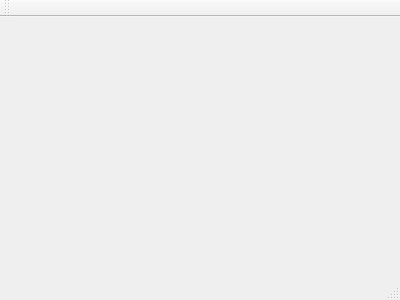
overlord68440/rpm, file clientrpm/mainwindow.ui: the form before one commit.
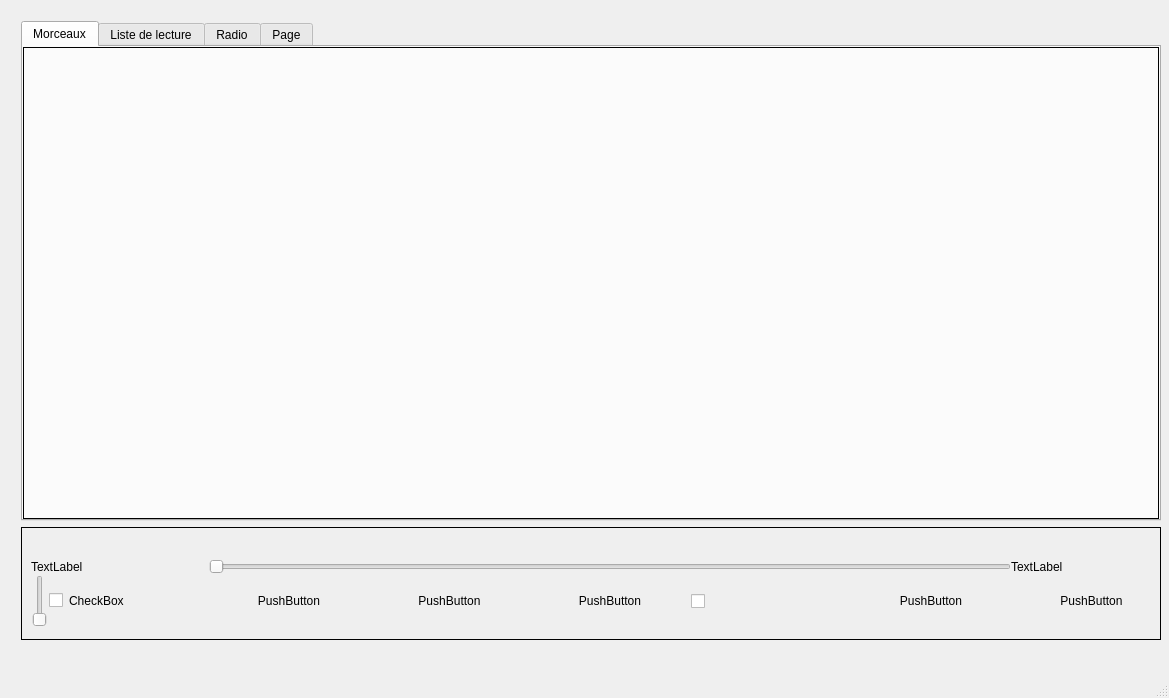
The form after the commit.

Commit message: premiere esquisse UI

Diff of the .ui file:
```diff
--- a/clientrpm/mainwindow.ui
+++ b/clientrpm/mainwindow.ui
@@ -1,24 +1,216 @@
 <ui version="4.0">
  <class>MainWindow</class>
- <widget class="QMainWindow" name="MainWindow" >
-  <property name="geometry" >
+ <widget class="QMainWindow" name="MainWindow">
+  <property name="geometry">
    <rect>
     <x>0</x>
     <y>0</y>
-    <width>400</width>
-    <height>300</height>
+    <width>1169</width>
+    <height>698</height>
    </rect>
   </property>
   <property name="windowTitle" >
    <string>MainWindow</string>
   </property>
-  <widget class="QMenuBar" name="menuBar" />
-  <widget class="QToolBar" name="mainToolBar" />
-  <widget class="QWidget" name="centralWidget" />
-  <widget class="QStatusBar" name="statusBar" />
+  <widget class="QWidget" name="centralWidget">
+   <widget class="QWidget" name="gridLayoutWidget_4">
+    <property name="geometry">
+     <rect>
+      <x>10</x>
+      <y>10</y>
+      <width>1151</width>
+      <height>641</height>
+     </rect>
+    </property>
+    <layout class="QGridLayout" name="gridLayoutMain">
+     <property name="rightMargin">
+      <number>0</number>
+     </property>
+     <property name="spacing">
+      <number>6</number>
+     </property>
+     <item row="2" column="0">
+      <widget class="QGroupBox" name="groupBox">
+       <property name="maximumSize">
+        <size>
+         <width>16777215</width>
+         <height>150</height>
+        </size>
+       </property>
+       <property name="styleSheet">
+        <string notr="true">border-style : solid  ;
+border-width : 1px; </string>
+       </property>
+       <property name="title">
+        <string/>
+       </property>
+       <widget class="QWidget" name="gridLayoutWidget_3">
+        <property name="geometry">
+         <rect>
+          <x>0</x>
+          <y>20</y>
+          <width>1161</width>
+          <height>91</height>
+         </rect>
+        </property>
+        <layout class="QGridLayout" name="gridLayout_3">
+         <property name="leftMargin">
+          <number>10</number>
+         </property>
+         <property name="rightMargin">
+          <number>10</number>
+         </property>
+         <property name="spacing">
+          <number>0</number>
+         </property>
+         <item row="1" column="0">
+          <widget class="QSlider" name="verticalSlider">
+           <property name="orientation">
+            <enum>Qt::Vertical</enum>
+           </property>
+          </widget>
+         </item>
+         <item row="1" column="4">
+          <widget class="QPushButton" name="pushButton_5">
+           <property name="text">
+            <string>PushButton</string>
+           </property>
+          </widget>
+         </item>
+         <item row="1" column="7">
+          <widget class="QPushButton" name="pushButton_4">
+           <property name="text">
+            <string>PushButton</string>
+           </property>
+          </widget>
+         </item>
+         <item row="1" column="2">
+          <widget class="QPushButton" name="pushButton_2">
+           <property name="text">
+            <string>PushButton</string>
+           </property>
+          </widget>
+         </item>
+         <item row="1" column="1">
+          <widget class="QCheckBox" name="checkBox_2">
+           <property name="text">
+            <string>CheckBox</string>
+           </property>
+          </widget>
+         </item>
+         <item row="1" column="6">
+          <widget class="QPushButton" name="pushButton_3">
+           <property name="text">
+            <string>PushButton</string>
+           </property>
+          </widget>
+         </item>
+         <item row="1" column="5">
+          <widget class="QCheckBox" name="checkBox">
+           <property name="layoutDirection">
+            <enum>Qt::LeftToRight</enum>
+           </property>
+           <property name="text">
+            <string/>
+           </property>
+          </widget>
+         </item>
+         <item row="1" column="3">
+          <widget class="QPushButton" name="pushButton">
+           <property name="text">
+            <string>PushButton</string>
+           </property>
+          </widget>
+         </item>
+         <item row="0" column="0" colspan="2">
+          <widget class="QLabel" name="label">
+           <property name="styleSheet">
+            <string notr="true">border-width : 0px ;
+</string>
+           </property>
+           <property name="text">
+            <string>TextLabel</string>
+           </property>
+          </widget>
+         </item>
+         <item row="0" column="2" colspan="5">
+          <widget class="QSlider" name="horizontalSlider">
+           <property name="orientation">
+            <enum>Qt::Horizontal</enum>
+           </property>
+          </widget>
+         </item>
+         <item row="0" column="7">
+          <widget class="QLabel" name="label_2">
+           <property name="styleSheet">
+            <string notr="true">border-width : 0px ;
+</string>
+           </property>
+           <property name="text">
+            <string>TextLabel</string>
+           </property>
+          </widget>
+         </item>
+        </layout>
+       </widget>
+       <zorder>groupBox_2</zorder>
+       <zorder>gridLayoutWidget_3</zorder>
+       <zorder>tabAll</zorder>
+      </widget>
+     </item>
+     <item row="1" column="0">
+      <widget class="QTabWidget" name="tabAll">
+       <property name="maximumSize">
+        <size>
+         <width>10000</width>
+         <height>500</height>
+        </size>
+       </property>
+       <property name="styleSheet">
+        <string notr="true">border-style : solid  ;
+border-width : 1px; </string>
+       </property>
+       <property name="currentIndex">
+        <number>0</number>
+       </property>
+       <widget class="QWidget" name="tabSong">
+        <attribute name="title">
+         <string>Morceaux</string>
+        </attribute>
+       </widget>
+       <widget class="QWidget" name="tabPlaylist">
+        <attribute name="title">
+         <string>Liste de lecture</string>
+        </attribute>
+       </widget>
+       <widget class="QWidget" name="tabRadio">
+        <attribute name="title">
+         <string>Radio</string>
+        </attribute>
+       </widget>
+       <widget class="QWidget" name="tabPref">
+        <attribute name="title">
+         <string>Page</string>
+        </attribute>
+       </widget>
+      </widget>
+     </item>
+    </layout>
+   </widget>
+  </widget>
+  <widget class="QMenuBar" name="menuBar">
+   <property name="geometry">
+    <rect>
+     <x>0</x>
+     <y>0</y>
+     <width>1169</width>
+     <height>23</height>
+    </rect>
+   </property>
+  </widget>
+  <widget class="QStatusBar" name="statusBar"/>
  </widget>
- <layoutDefault spacing="6" margin="11" />
- <pixmapfunction></pixmapfunction>
+ <layoutdefault spacing="6" margin="11"/>
  <resources/>
  <connections/>
 </ui>
```
Left out of the diff: 3 changed lines with no effect on the pictures. The commit also changes 6 other files.
